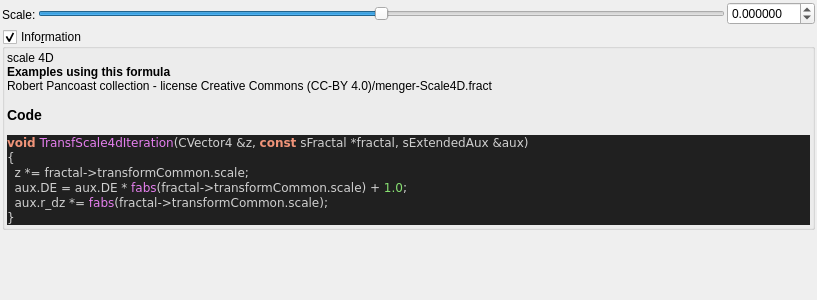
buddhi1980/mandelbulber2, file mandelbulber2/formula/ui/fractal_transf_scale4d.ui: the form before one commit.
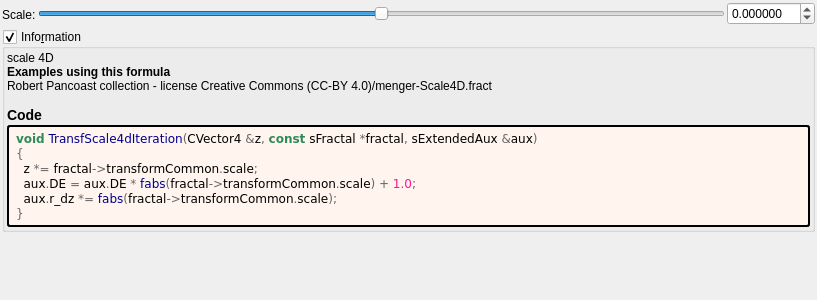
The form after the commit. Custom widgets are drawn as their Qt base class.

What changed in the file:
```diff
--- a/mandelbulber2/formula/ui/fractal_transf_scale4d.ui
+++ b/mandelbulber2/formula/ui/fractal_transf_scale4d.ui
@@ -124,18 +124,33 @@
        <number>2</number>
       </property>
       <item>
-       <widget class="QLabel" name="label_code_content">
+	   <widget class="QLabel" name="label_information_general">
         <property name="text">
          <string notr="true">&lt;p&gt;scale 4D&lt;/p&gt;&lt;table&gt;
 &lt;/table&gt;
-&lt;br&gt;&lt;b&gt;Examples using this formula&lt;/b&gt;&lt;br&gt;Robert Pancoast collection - license Creative Commons (CC-BY 4.0)/menger-Scale4D.fract&lt;h3&gt;Code&lt;/h3&gt;
-&lt;body style=&quot;background-color:#202020&quot;&gt;
-&lt;pre style=&quot;color:#d0d0d0; background-color:#202020;  font-family:'Courier New',monospace;&quot;&gt;&lt;span style=&quot;color:#f09479; font-weight:bold&quot;&gt;void&lt;/span&gt; &lt;span style=&quot;color:#e47eed&quot;&gt;TransfScale4dIteration&lt;/span&gt;&lt;span style=&quot;color:#d0d0d0&quot;&gt;(&lt;/span&gt;CVector4 &lt;span style=&quot;color:#d0d0d0&quot;&gt;&amp;amp;&lt;/span&gt;z&lt;span style=&quot;color:#d0d0d0&quot;&gt;,&lt;/span&gt; &lt;span style=&quot;color:#f09479; font-weight:bold&quot;&gt;const&lt;/span&gt; sFractal &lt;span style=&quot;color:#d0d0d0&quot;&gt;*&lt;/span&gt;fractal&lt;span style=&quot;color:#d0d0d0&quot;&gt;,&lt;/span&gt; sExtendedAux &lt;span style=&quot;color:#d0d0d0&quot;&gt;&amp;amp;&lt;/span&gt;aux&lt;span style=&quot;color:#d0d0d0&quot;&gt;)&lt;/span&gt;
-&lt;span style=&quot;color:#d0d0d0&quot;&gt;{&lt;/span&gt;
-  z &lt;span style=&quot;color:#d0d0d0&quot;&gt;*=&lt;/span&gt; fractal&lt;span style=&quot;color:#d0d0d0&quot;&gt;-&amp;gt;&lt;/span&gt;transformCommon&lt;span style=&quot;color:#d0d0d0&quot;&gt;.&lt;/span&gt;scale&lt;span style=&quot;color:#d0d0d0&quot;&gt;;&lt;/span&gt;
-  aux&lt;span style=&quot;color:#d0d0d0&quot;&gt;.&lt;/span&gt;DE &lt;span style=&quot;color:#d0d0d0&quot;&gt;=&lt;/span&gt; aux&lt;span style=&quot;color:#d0d0d0&quot;&gt;.&lt;/span&gt;DE &lt;span style=&quot;color:#d0d0d0&quot;&gt;*&lt;/span&gt; &lt;span style=&quot;color:#e47eed&quot;&gt;fabs&lt;/span&gt;&lt;span style=&quot;color:#d0d0d0&quot;&gt;(&lt;/span&gt;fractal&lt;span style=&quot;color:#d0d0d0&quot;&gt;-&amp;gt;&lt;/span&gt;transformCommon&lt;span style=&quot;color:#d0d0d0&quot;&gt;.&lt;/span&gt;scale&lt;span style=&quot;color:#d0d0d0&quot;&gt;) +&lt;/span&gt; &lt;span style=&quot;color:#87df71&quot;&gt;1.0&lt;/span&gt;&lt;span style=&quot;color:#d0d0d0&quot;&gt;;&lt;/span&gt;
-  aux&lt;span style=&quot;color:#d0d0d0&quot;&gt;.&lt;/span&gt;r_dz &lt;span style=&quot;color:#d0d0d0&quot;&gt;*=&lt;/span&gt; &lt;span style=&quot;color:#e47eed&quot;&gt;fabs&lt;/span&gt;&lt;span style=&quot;color:#d0d0d0&quot;&gt;(&lt;/span&gt;fractal&lt;span style=&quot;color:#d0d0d0&quot;&gt;-&amp;gt;&lt;/span&gt;transformCommon&lt;span style=&quot;color:#d0d0d0&quot;&gt;.&lt;/span&gt;scale&lt;span style=&quot;color:#d0d0d0&quot;&gt;);&lt;/span&gt;
-&lt;span style=&quot;color:#d0d0d0&quot;&gt;}&lt;/span&gt;
+&lt;br&gt;&lt;b&gt;Examples using this formula&lt;/b&gt;&lt;br&gt;Robert Pancoast collection - license Creative Commons (CC-BY 4.0)/menger-Scale4D.fract&lt;h3&gt;Code&lt;/h3&gt;</string>
+		</property>
+		<property name="wordWrap">
+		 <bool>true</bool>
+		</property>
+		<property name="openExternalLinks">
+		 <bool>true</bool>
+		</property>
+		<property name="textInteractionFlags">
+		 <set>Qt::LinksAccessibleByMouse|Qt::TextSelectableByMouse</set>
+		</property>
+		</widget>
+	   </item>
+	   <item>
+	    <widget class="QLabel" name="label_code_content">
+		 <property name="text">
+		  <string notr="true">&lt;body style=&quot;background-color:#fff5ee&quot;&gt;
+&lt;pre style=&quot;color:#000000; background-color:#fff5ee;  font-family:'Courier New',monospace;&quot;&gt;&lt;span style=&quot;color:#2e8b57; font-weight:bold&quot;&gt;void&lt;/span&gt; &lt;span style=&quot;color:#00008f&quot;&gt;TransfScale4dIteration&lt;/span&gt;&lt;span style=&quot;color:#676767&quot;&gt;(&lt;/span&gt;CVector4 &lt;span style=&quot;color:#676767&quot;&gt;&amp;amp;&lt;/span&gt;z&lt;span style=&quot;color:#676767&quot;&gt;,&lt;/span&gt; &lt;span style=&quot;color:#2e8b57; font-weight:bold&quot;&gt;const&lt;/span&gt; sFractal &lt;span style=&quot;color:#676767&quot;&gt;*&lt;/span&gt;fractal&lt;span style=&quot;color:#676767&quot;&gt;,&lt;/span&gt; sExtendedAux &lt;span style=&quot;color:#676767&quot;&gt;&amp;amp;&lt;/span&gt;aux&lt;span style=&quot;color:#676767&quot;&gt;)&lt;/span&gt;
+&lt;span style=&quot;color:#676767&quot;&gt;{&lt;/span&gt;
+  z &lt;span style=&quot;color:#676767&quot;&gt;*=&lt;/span&gt; fractal&lt;span style=&quot;color:#676767&quot;&gt;-&amp;gt;&lt;/span&gt;transformCommon&lt;span style=&quot;color:#676767&quot;&gt;.&lt;/span&gt;scale&lt;span style=&quot;color:#676767&quot;&gt;;&lt;/span&gt;
+  aux&lt;span style=&quot;color:#676767&quot;&gt;.&lt;/span&gt;DE &lt;span style=&quot;color:#676767&quot;&gt;=&lt;/span&gt; aux&lt;span style=&quot;color:#676767&quot;&gt;.&lt;/span&gt;DE &lt;span style=&quot;color:#676767&quot;&gt;*&lt;/span&gt; &lt;span style=&quot;color:#00008f&quot;&gt;fabs&lt;/span&gt;&lt;span style=&quot;color:#676767&quot;&gt;(&lt;/span&gt;fractal&lt;span style=&quot;color:#676767&quot;&gt;-&amp;gt;&lt;/span&gt;transformCommon&lt;span style=&quot;color:#676767&quot;&gt;.&lt;/span&gt;scale&lt;span style=&quot;color:#676767&quot;&gt;) +&lt;/span&gt; &lt;span style=&quot;color:#ff1493&quot;&gt;1.0&lt;/span&gt;&lt;span style=&quot;color:#676767&quot;&gt;;&lt;/span&gt;
+  aux&lt;span style=&quot;color:#676767&quot;&gt;.&lt;/span&gt;r_dz &lt;span style=&quot;color:#676767&quot;&gt;*=&lt;/span&gt; &lt;span style=&quot;color:#00008f&quot;&gt;fabs&lt;/span&gt;&lt;span style=&quot;color:#676767&quot;&gt;(&lt;/span&gt;fractal&lt;span style=&quot;color:#676767&quot;&gt;-&amp;gt;&lt;/span&gt;transformCommon&lt;span style=&quot;color:#676767&quot;&gt;.&lt;/span&gt;scale&lt;span style=&quot;color:#676767&quot;&gt;);&lt;/span&gt;
+&lt;span style=&quot;color:#676767&quot;&gt;}&lt;/span&gt;
 &lt;/pre&gt;
 &lt;/body&gt;</string>
         </property>
@@ -148,6 +163,9 @@
         <property name="textInteractionFlags">
          <set>Qt::LinksAccessibleByMouse|Qt::TextSelectableByMouse</set>
         </property>
+		 <property name="styleSheet">
+		  <string notr="true">border-style: outset; border-width: 2px; border-radius: 3px; border-color: black; background-color: #fff5ee; padding: 4px;</string>
+		  </property>
        </widget>
       </item>
      </layout>
```
Lines whose indentation alone changed are shown as unchanged.
